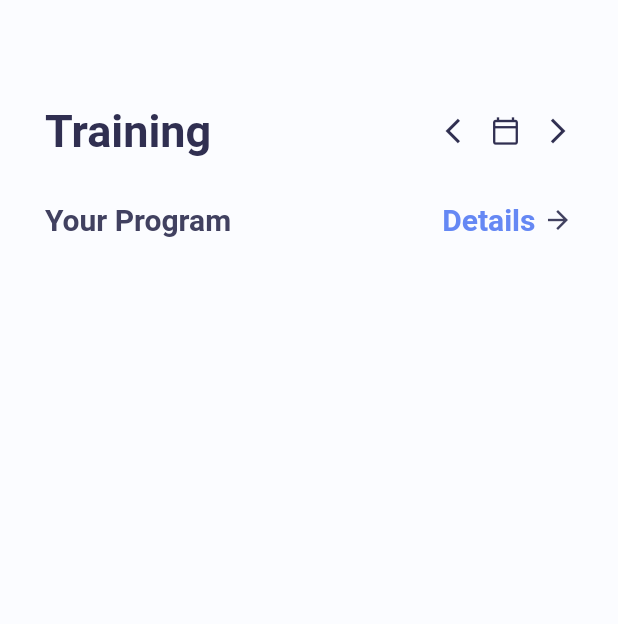
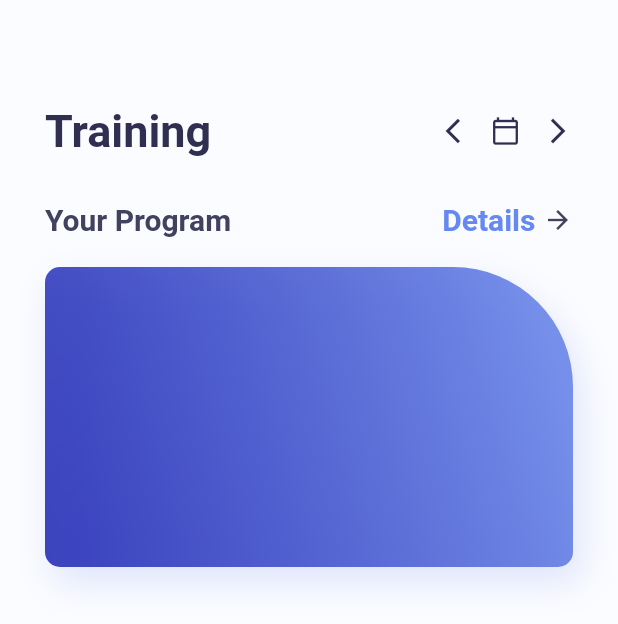
Before and after one commit to amarukael/training, a Flutter app: the screen it shows after launch, on a phone screen of 412 x 824 dp. Shown: the top 624 px of the screen. Run offline on Flutter 3.47's test engine with Material 2 defaults, Android fonts, the phone set to English and light mode, and no system bars.

Commit message:
add container box with shadow

```diff
--- a/lib/home_page.dart
+++ b/lib/home_page.dart
@@ -72,6 +72,35 @@ class _HomePageState extends State<HomePage> {
                     color: color.AppColor.homePageSubtitle, size: 20),
               ],
             ),
+            const SizedBox(
+              height: 20,
+            ),
+            Container(
+              width: MediaQuery.of(context).size.width,
+              height: 200,
+              decoration: BoxDecoration(
+                gradient: LinearGradient(
+                  colors: [
+                    color.AppColor.gradientFirst.withOpacity(0.8),
+                    color.AppColor.gradientSecond.withOpacity(0.9),
+                  ],
+                  begin: Alignment.bottomLeft,
+                  end: Alignment.centerRight,
+                ),
+                borderRadius: BorderRadius.only(
+                    topLeft: Radius.circular(10),
+                    bottomLeft: Radius.circular(10),
+                    bottomRight: Radius.circular(10),
+                    topRight: Radius.circular(80)),
+                boxShadow: [
+                  BoxShadow(
+                    offset: Offset(5, 10),
+                    blurRadius: 20,
+                    color: color.AppColor.gradientSecond.withOpacity(0.2),
+                  )
+                ],
+              ),
+            )
           ],
         ),
       ),
```
